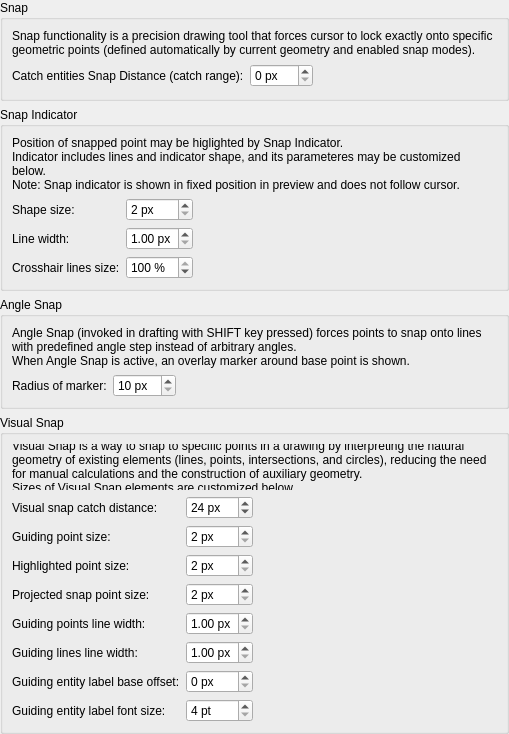
Above: librecad/src/ui/dialogs/settings/options_drafting/pages/metrics/lc_settings_page_drafting_metrics_snapping.ui from sand1024/LibreCAD before the change. Below: the same form after it.
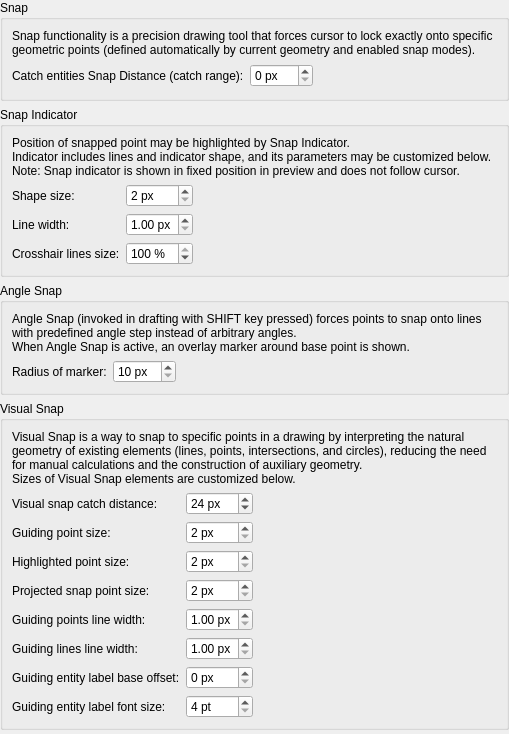
That is the form after the change.

Diff of the .ui file:
```diff
--- a/librecad/src/ui/dialogs/settings/options_drafting/pages/metrics/lc_settings_page_drafting_metrics_snapping.ui
+++ b/librecad/src/ui/dialogs/settings/options_drafting/pages/metrics/lc_settings_page_drafting_metrics_snapping.ui
@@ -142,7 +142,7 @@
       <item row="0" column="0" colspan="3">
        <widget class="QLabel" name="label">
         <property name="text">
-         <string>Position of snapped point may be higlighted by Snap Indicator.&lt;br&gt;Indicator includes lines and indicator shape, and its parameteres may be customized below.&lt;br&gt;
+         <string>Position of snapped point may be highlighted by Snap Indicator.&lt;br&gt;Indicator includes lines and indicator shape, and its parameters may be customized below.&lt;br&gt;
 Note: Snap indicator is shown in fixed position in preview and does not follow cursor.</string>
         </property>
         <property name="wordWrap">
```
Left out of the diff: 6 changed lines with no effect on the pictures.
